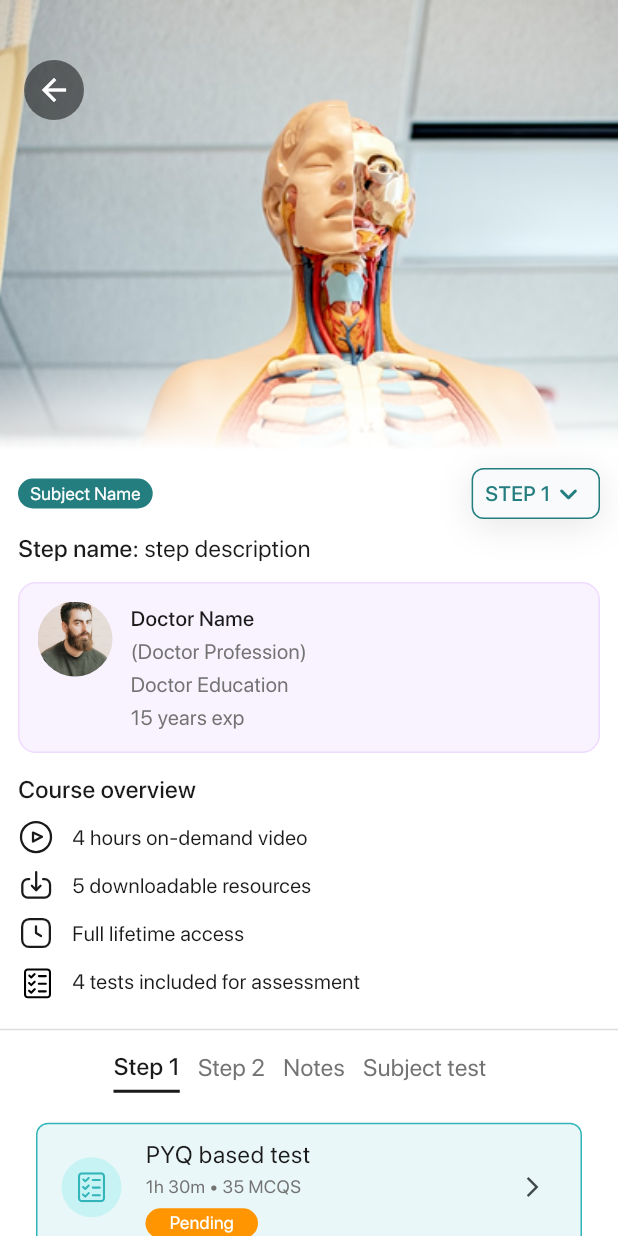
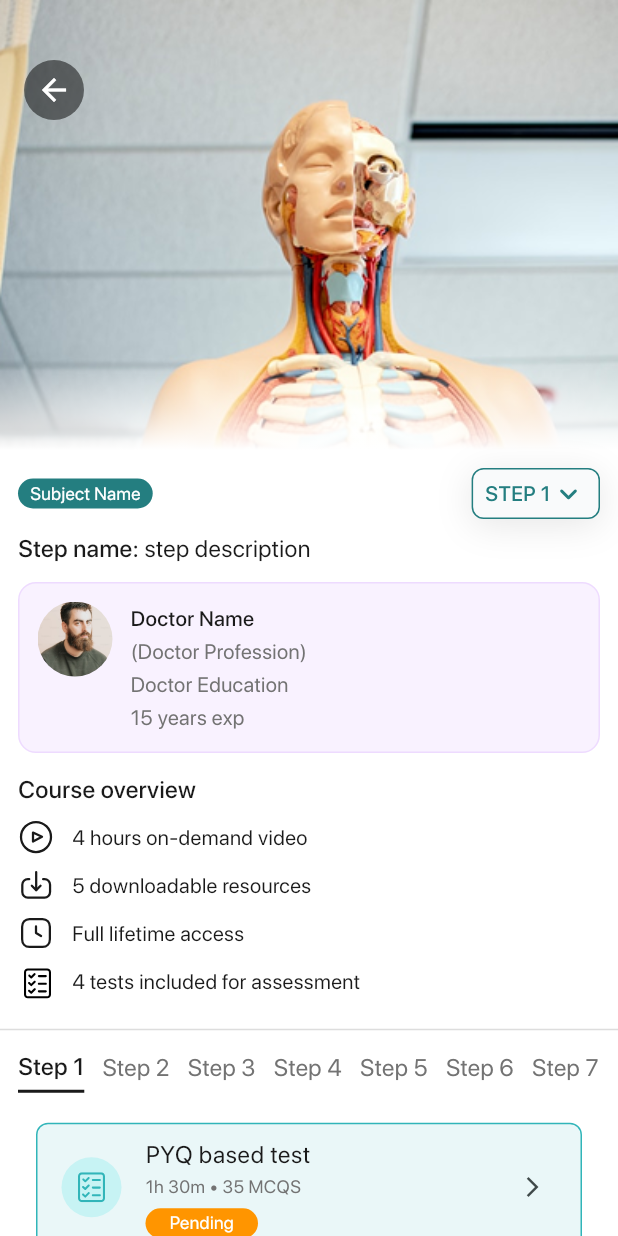
Before and after one commit to mYashavanth/step_mobile, a Flutter app: the CourseScreen screen opened by its route, on a phone screen of 412 x 824 dp. Run offline on Flutter 3.47's test engine with Material 3 defaults, Android fonts, the phone set to English and light mode, and no system bars; our stand-ins replace calendar_date_picker2, chewie, flutter_html, flutter_otp_text_field, flutter_secure_storage, flutter_svg and 6 more; missing offline and left inert: in_app_purchase_storekit, phonepe_payment_sdk, syncfusion_flutter_pdfviewer; accounts and stored records are empty; network calls fail; project files that could hold a hidden picture were left out.

Commit message:
updated steps based on the subscription

```diff
--- a/lib/widgets/course_screen_widgets.dart
+++ b/lib/widgets/course_screen_widgets.dart
@@ -90,15 +90,13 @@ Widget buildTabBarCourse(
   print("videoData in widget page: $videoData");
   print("course and subject ids: $courseId, $subjectId");
   // Filter videos based on selected step
-
   final filteredVideos = videoData.isEmpty
       ? []
       : videoData
           .where((video) => video['step_no'] == stepTabSelectedIndex[0] + 1)
           .toList();
-  List<String> stepTabCourse = !paymentStatus.isValid
-      ? ['Step 1', "Step 2", "Notes", "Subject test"]
-      : List.generate(
+
+  List<String> stepTabCourse = List.generate(
     totalNumberOfSteps + 2,
     (index) => index < totalNumberOfSteps
         ? 'Step ${index + 1}'
@@ -106,6 +104,7 @@ Widget buildTabBarCourse(
             ? 'Notes'
             : 'Subject Test',
   );
+
   return Column(
     mainAxisSize: MainAxisSize.min,
     children: [
@@ -119,49 +118,105 @@ Widget buildTabBarCourse(
       ),
       Container(
         padding: const EdgeInsets.only(left: 12, right: 12),
-        child: !paymentStatus.isValid
-            ? Column(
+        child: Column(
           children: [
-                  Visibility(
-                    visible: stepTabSelectedIndex[0] == 0,
-                    child: StepContent(videos: filteredVideos),
-                  ),
-                  Visibility(
-                    visible: stepTabSelectedIndex[0] == 1,
-                    child: SizedBox(
+            // Show all steps tabs but control access based on payment status
+            ...List.generate(
+              totalNumberOfSteps,
+              (i) => Visibility(
+                visible: stepTabSelectedIndex[0] == i,
+                child: !paymentStatus.isValid && i > 0
+                    ? SizedBox(
                         height: 200,
                         child: Center(
                           child: Column(
                               mainAxisAlignment: MainAxisAlignment.center,
                               children: [
-                            const Text("Please subscribe to our paid plan"),
+                                const Text(
+                                    "Please subscribe to access this step"),
                                 const SizedBox(height: 20),
                                 InkWell(
                                   borderRadius: BorderRadius.circular(24),
                                   onTap: () {
-                                // if (Theme.of(context).platform ==
-                                //     TargetPlatform.android) {
-                                //   Navigator.push(
-                                //     context,
-                                //     MaterialPageRoute(
-                                //       builder: (context) =>
-                                //           const PhonePePaymentScreen(),
-                                //     ),
-                                //   );
-                                // } else if (Theme.of(context).platform ==
-                                //     TargetPlatform.iOS) {
-                                //   Navigator.push(
-                                //     context,
-                                //     MaterialPageRoute(
-                                //       builder: (context) => const IAPPage(),
-                                //     ),
-                                //   );
-                                // }
                                     Navigator.pushNamed(context, "/subscribe");
                                   },
                                   child: Container(
                                     padding: const EdgeInsets.all(8),
-                                // Adjust the width to 50% of the screen width
+                                    width:
+                                        MediaQuery.of(context).size.width * 0.5,
+                                    decoration: ShapeDecoration(
+                                      shape: RoundedRectangleBorder(
+                                        side: const BorderSide(
+                                          width: 1,
+                                          color: Color(0xFF247E80),
+                                        ),
+                                        borderRadius: BorderRadius.circular(24),
+                                      ),
+                                    ),
+                                    child: const Row(
+                                      mainAxisAlignment:
+                                          MainAxisAlignment.center,
+                                      children: [
+                                        Icon(
+                                          Icons.lock,
+                                          color: Color(0xFF247E80),
+                                        ),
+                                        SizedBox(width: 8),
+                                        Text(
+                                          'Subscribe Now',
+                                          textAlign: TextAlign.center,
+                                          style: TextStyle(
+                                            color: Color(0xFF247E80),
+                                            fontSize: 16,
+                                            fontFamily: 'SF Pro Display',
+                                            fontWeight: FontWeight.w500,
+                                            height: 1.50,
+                                          ),
+                                        ),
+                                      ],
+                                    ),
+                                  ),
+                                ),
+                              ]),
+                        ),
+                      )
+                    : StepContent(videos: filteredVideos),
+              ),
+            ),
+            // Notes tab
+            Visibility(
+              visible: stepTabSelectedIndex[0] == totalNumberOfSteps,
+              child: Padding(
+                padding:
+                    const EdgeInsets.symmetric(horizontal: 0, vertical: 12),
+                child: Column(
+                  children: [
+                    NotesListWidget(courseId: courseId, subjectId: subjectId),
+                    const SizedBox(height: 28),
+                  ],
+                ),
+              ),
+            ),
+            // Subject Test tab
+            Visibility(
+              visible: stepTabSelectedIndex[0] == totalNumberOfSteps + 1,
+              child: !paymentStatus.isValid
+                  ? SizedBox(
+                      height: 200,
+                      child: Center(
+                        child: Column(
+                          mainAxisAlignment: MainAxisAlignment.center,
+                          children: [
+                            const Text(
+                                "Please subscribe to access subject test"),
+                            const SizedBox(height: 20),
+                            InkWell(
+                              borderRadius: BorderRadius.circular(24),
+                              onTap: () {
+                                Navigator.pushNamed(context, "/subscribe");
+                              },
+                              child: Container(
+                                padding: const EdgeInsets.all(8),
                                 width: MediaQuery.of(context).size.width * 0.5,
                                 decoration: ShapeDecoration(
                                   shape: RoundedRectangleBorder(
@@ -198,63 +253,12 @@ Widget buildTabBarCourse(
                           ],
                         ),
                       ),
-                    ),
-                  ),
-                  Visibility(
-                    visible: stepTabSelectedIndex[0] == 2,
-                    child: Padding(
-                      padding: const EdgeInsets.symmetric(
-                          horizontal: 0, vertical: 12),
-                      child: Column(
-                        children: [
-                          NotesListWidget(
-                              courseId: courseId, subjectId: subjectId),
-                          const SizedBox(height: 28),
-                        ],
-                      ),
-                    ),
-                  ),
-                  Visibility(
-                    visible: stepTabSelectedIndex[0] == 3,
-                    child: ExamContent(
+                    )
+                  : ExamContent(
                       key: ValueKey(
-                          'exam_content_${subjectId}_tab_${stepTabSelectedIndex[0]}'), // Unique key
+                          'exam_content_${subjectId}_tab_${stepTabSelectedIndex[0]}'),
                       videos: filteredVideos,
                       subjectId: subjectId,
-                    ),
-                  ),
-                ],
-              )
-            : Column(
-                children: [
-                  ...List.generate(
-                    totalNumberOfSteps,
-                    (i) => Visibility(
-                      visible: stepTabSelectedIndex[0] == i,
-                      child: StepContent(videos: filteredVideos),
-                    ),
-                  ),
-                  Visibility(
-                    visible: stepTabSelectedIndex[0] == totalNumberOfSteps,
-                    child: Padding(
-                      padding: const EdgeInsets.symmetric(
-                          horizontal: 0, vertical: 12),
-                      child: Column(
-                        children: [
-                          NotesListWidget(
-                              courseId: courseId, subjectId: subjectId),
-                          const SizedBox(height: 28),
-                        ],
-                      ),
-                    ),
-                  ),
-                  Visibility(
-                    visible: stepTabSelectedIndex[0] == totalNumberOfSteps + 1,
-                    child: const SizedBox(
-                      height: 200,
-                      child: Center(
-                        child: Text("Subject Test Content"),
-                      ),
                     ),
             ),
           ],
```
Also changed, not shown: lib/services/iap_payment_screen.dart (+473 -45 lines). Lines whose indentation alone changed are shown as unchanged.
